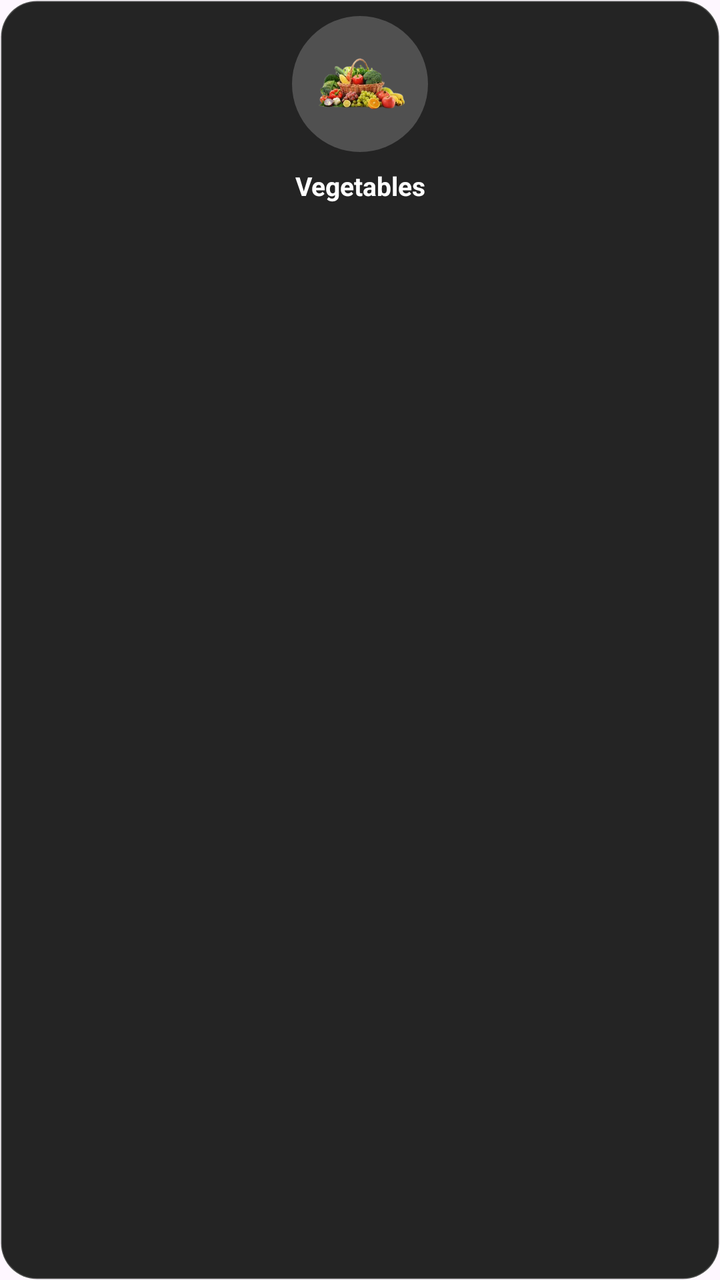
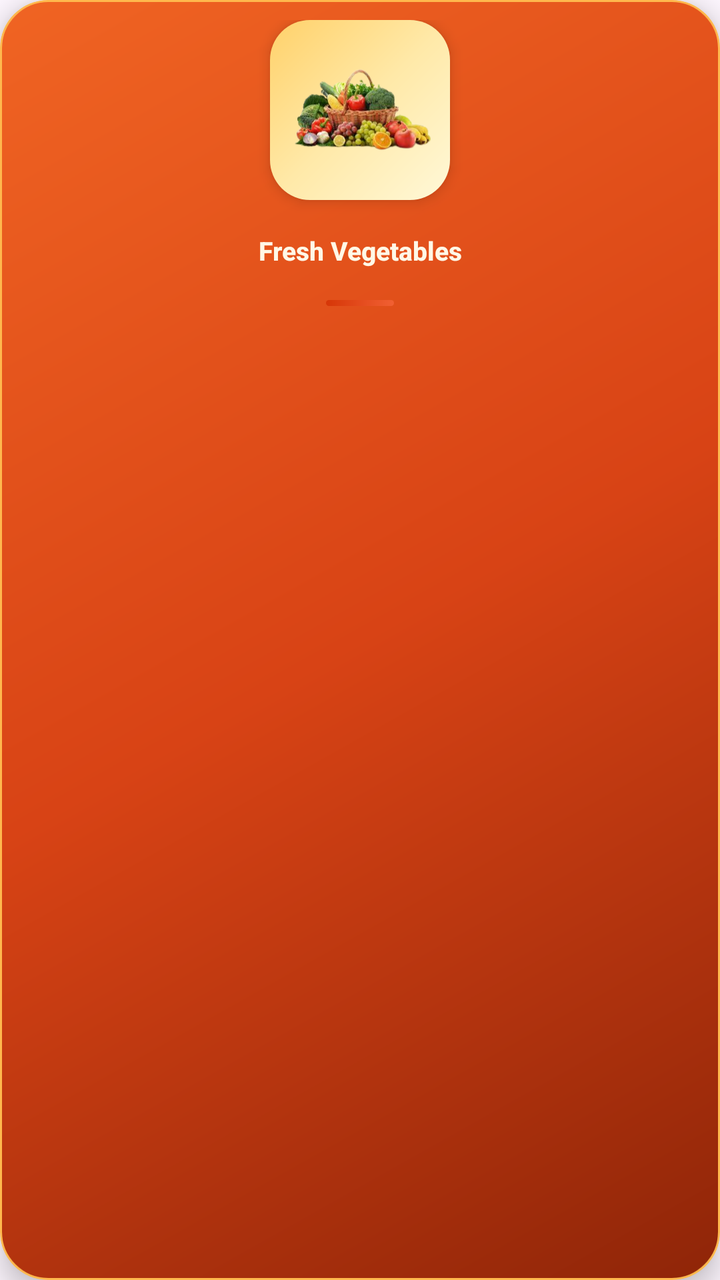

Screens rendered from an Android XML layout before and after an edit, with the pre-edit source and the edit as a unified diff.
<!-- AndroidManifest.xml: application theme Theme.Blinklit -->
<!-- res/layout/sample_layout_item_product_home.xml -->
<?xml version="1.0" encoding="utf-8"?>
<androidx.constraintlayout.widget.ConstraintLayout
    xmlns:android="http://schemas.android.com/apk/res/android"
    xmlns:app="http://schemas.android.com/apk/res-auto"
    android:id="@+id/sample_layout_item_product_home"
    android:layout_width="92dp"
    android:layout_height="128dp"
    android:layout_margin="8dp"
    android:background="@drawable/bg_category_item_card"
    android:elevation="6dp"
    android:padding="8dp">

    <ImageView
        android:id="@+id/imageView3"
        android:layout_width="68dp"
        android:layout_height="68dp"
        android:background="@drawable/bg_category_image"
        android:contentDescription="Category Image"
        android:padding="10dp"
        android:scaleType="centerInside"
        android:src="@drawable/vegetable"
        app:layout_constraintTop_toTopOf="parent"
        app:layout_constraintStart_toStartOf="parent"
        app:layout_constraintEnd_toEndOf="parent" />

    <TextView
        android:id="@+id/textView11"
        android:layout_width="0dp"
        android:layout_height="wrap_content"
        android:layout_marginTop="8dp"
        android:ellipsize="end"
        android:gravity="center"
        android:maxLines="1"
        android:text="Vegetables"
        android:textColor="@color/white"
        android:textSize="13sp"
        android:textStyle="bold"
        app:layout_constraintTop_toBottomOf="@id/imageView3"
        app:layout_constraintStart_toStartOf="parent"
        app:layout_constraintEnd_toEndOf="parent" />

</androidx.constraintlayout.widget.ConstraintLayout>
<!-- resources referenced by this layout -->
<resources>
  <color name="white">#FFFFFFFF</color>
  <!-- drawable bg_category_image (drawable) -->
  <?xml version="1.0" encoding="utf-8"?>
  <shape xmlns:android="http://schemas.android.com/apk/res/android">
      <solid android:color="#33FFFFFF" />
      <corners android:radius="50dp" />
  </shape>
  <!-- drawable bg_category_item_card (drawable) -->
  <?xml version="1.0" encoding="utf-8"?>
  <shape xmlns:android="http://schemas.android.com/apk/res/android">
      <solid android:color="#242424" />
      <corners android:radius="18dp" />
      <stroke
          android:width="1dp"
          android:color="#30FFFFFF" />
  </shape>
  <!-- drawable vegetable: png bitmap (drawable, 67268 bytes) -->
  <style name="Theme.Blinklit" parent="Base.Theme.Blinklit" />
  <style name="Base.Theme.Blinklit" parent="Theme.Material3.DayNight.NoActionBar">
          
          
      </style>
</resources>

<!-- the commit's change to res/layout/sample_layout_item_product_home.xml (unified diff, before → after) -->
@@ -1,42 +1,77 @@
 <?xml version="1.0" encoding="utf-8"?>
-<androidx.constraintlayout.widget.ConstraintLayout
+<com.google.android.material.card.MaterialCardView
     xmlns:android="http://schemas.android.com/apk/res/android"
     xmlns:app="http://schemas.android.com/apk/res-auto"
     android:id="@+id/sample_layout_item_product_home"
-    android:layout_width="92dp"
-    android:layout_height="128dp"
+    android:layout_width="116dp"
+    android:layout_height="166dp"
     android:layout_margin="8dp"
-    android:background="@drawable/bg_category_item_card"
-    android:elevation="6dp"
-    android:padding="8dp">
+    app:cardCornerRadius="24dp"
+    app:cardElevation="8dp"
+    app:strokeWidth="1dp"
+    app:strokeColor="@color/user_stroke_orange"
+    app:cardBackgroundColor="@android:color/transparent">
 
-    <ImageView
-        android:id="@+id/imageView3"
-        android:layout_width="68dp"
-        android:layout_height="68dp"
-        android:background="@drawable/bg_category_image"
-        android:contentDescription="Category Image"
-        android:padding="10dp"
-        android:scaleType="centerInside"
-        android:src="@drawable/vegetable"
-        app:layout_constraintTop_toTopOf="parent"
-        app:layout_constraintStart_toStartOf="parent"
-        app:layout_constraintEnd_toEndOf="parent" />
+    <androidx.constraintlayout.widget.ConstraintLayout
+        android:layout_width="match_parent"
+        android:layout_height="match_parent"
+        android:background="@drawable/bg_category_item_card"
+        android:paddingStart="9dp"
+        android:paddingTop="10dp"
+        android:paddingEnd="9dp"
+        android:paddingBottom="9dp">
 
-    <TextView
-        android:id="@+id/textView11"
-        android:layout_width="0dp"
-        android:layout_height="wrap_content"
-        android:layout_marginTop="8dp"
-        android:ellipsize="end"
-        android:gravity="center"
-        android:maxLines="1"
-        android:text="Vegetables"
-        android:textColor="@color/white"
-        android:textSize="13sp"
-        android:textStyle="bold"
-        app:layout_constraintTop_toBottomOf="@id/imageView3"
-        app:layout_constraintStart_toStartOf="parent"
-        app:layout_constraintEnd_toEndOf="parent" />
+        <FrameLayout
+            android:id="@+id/imageContainer"
+            android:layout_width="90dp"
+            android:layout_height="90dp"
+            android:background="@drawable/bg_category_image"
+            android:elevation="4dp"
+            app:layout_constraintTop_toTopOf="parent"
+            app:layout_constraintStart_toStartOf="parent"
+            app:layout_constraintEnd_toEndOf="parent">
 
-</androidx.constraintlayout.widget.ConstraintLayout>
+            <ImageView
+                android:id="@+id/imageView3"
+                android:layout_width="match_parent"
+                android:layout_height="match_parent"
+                android:contentDescription="Category Image"
+                android:padding="7dp"
+                android:scaleType="fitCenter"
+                android:src="@drawable/vegetable" />
+
+        </FrameLayout>
+
+        <TextView
+            android:id="@+id/textView11"
+            android:layout_width="0dp"
+            android:layout_height="wrap_content"
+            android:layout_marginTop="9dp"
+            android:ellipsize="end"
+            android:fontFamily="sans-serif-medium"
+            android:gravity="center"
+            android:includeFontPadding="false"
+            android:lineSpacingExtra="1dp"
+            android:maxLines="2"
+            android:minHeight="34dp"
+            android:text="Fresh Vegetables"
+            android:textColor="@color/user_text_primary"
+            android:textSize="13sp"
+            android:textStyle="bold"
+            app:layout_constraintTop_toBottomOf="@id/imageContainer"
+            app:layout_constraintStart_toStartOf="parent"
+            app:layout_constraintEnd_toEndOf="parent" />
+
+        <View
+            android:id="@+id/titleLine"
+            android:layout_width="34dp"
+            android:layout_height="3dp"
+            android:layout_marginTop="7dp"
+            android:background="@drawable/bg_user_title_line"
+            app:layout_constraintTop_toBottomOf="@id/textView11"
+            app:layout_constraintStart_toStartOf="parent"
+            app:layout_constraintEnd_toEndOf="parent" />
+
+    </androidx.constraintlayout.widget.ConstraintLayout>
+
+</com.google.android.material.card.MaterialCardView>
<!-- resource entries referenced after the edit -->
@@ -1,20 +1,48 @@
 <!-- resources referenced by this layout -->
 <resources>
-  <color name="white">#FFFFFFFF</color>
+  <color name="user_stroke_orange">#FFB84D</color>
+  <color name="user_text_primary">#FFF8E7</color>
   <!-- drawable bg_category_image (drawable) -->
   <?xml version="1.0" encoding="utf-8"?>
   <shape xmlns:android="http://schemas.android.com/apk/res/android">
-      <solid android:color="#33FFFFFF" />
-      <corners android:radius="50dp" />
+  
+      <gradient
+          android:startColor="#FFF8D8"
+          android:centerColor="#FFE9A8"
+          android:endColor="#FFD16A"
+          android:angle="135" />
+  
+      <corners android:radius="20dp" />
+  
   </shape>
   <!-- drawable bg_category_item_card (drawable) -->
   <?xml version="1.0" encoding="utf-8"?>
   <shape xmlns:android="http://schemas.android.com/apk/res/android">
-      <solid android:color="#242424" />
-      <corners android:radius="18dp" />
+  
+      <gradient
+          android:startColor="#8F2508"
+          android:centerColor="#D84315"
+          android:endColor="#F06423"
+          android:angle="135" />
+  
+      <corners android:radius="24dp" />
+  
       <stroke
           android:width="1dp"
-          android:color="#30FFFFFF" />
+          android:color="#55FFD36E" />
+  
+  </shape>
+  <!-- drawable bg_user_title_line (drawable) -->
+  <?xml version="1.0" encoding="utf-8"?>
+  <shape xmlns:android="http://schemas.android.com/apk/res/android">
+  
+      <gradient
+          android:startColor="#D63607"
+          android:endColor="#F16033"
+          android:angle="0" />
+  
+      <corners android:radius="20dp" />
+  
   </shape>
   <!-- drawable vegetable: png bitmap (drawable, 67268 bytes) -->
   <style name="Theme.Blinklit" parent="Base.Theme.Blinklit" />
